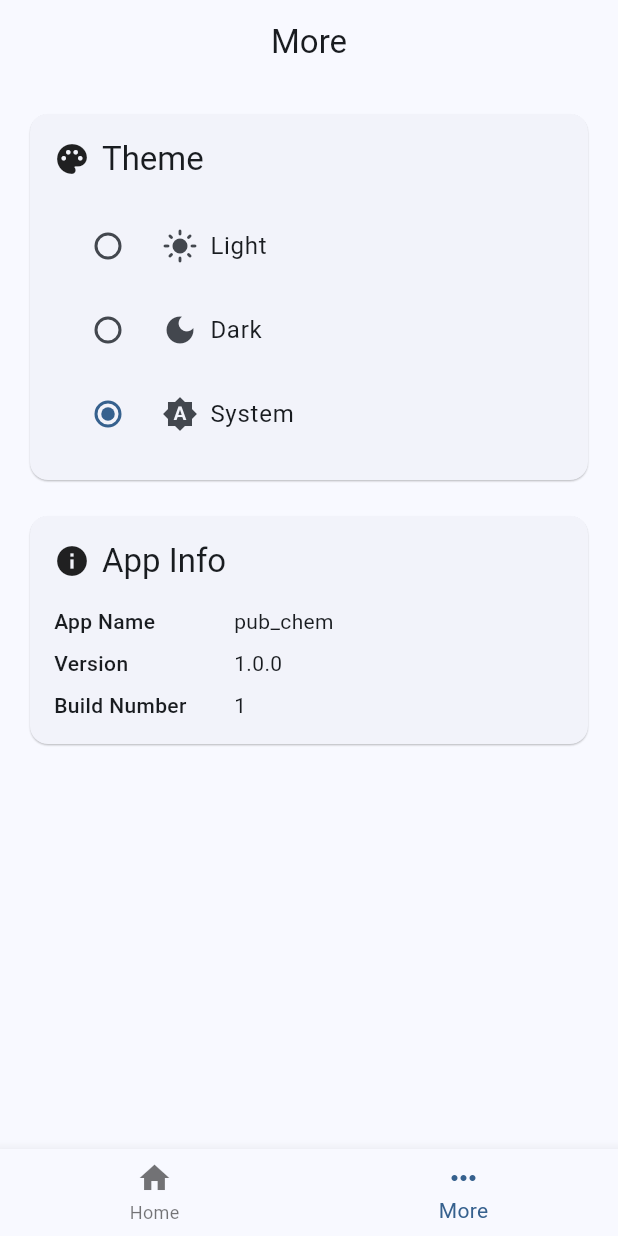
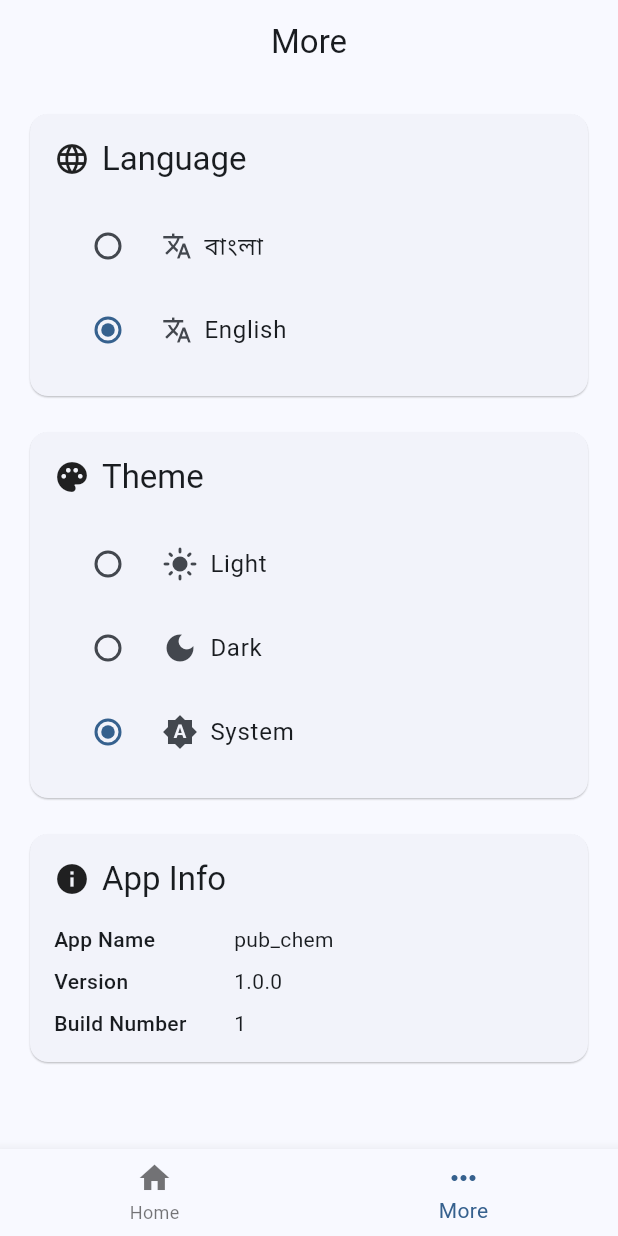
Before and after one commit to monirhelalee/pub_chem, a Flutter app: the screen it shows after launch, item 2 of the bottom bar chosen, on a phone screen of 412 x 824 dp. Run offline on Flutter 3.47's test engine with Material 3 defaults, Android fonts, the phone set to English and light mode, and no system bars; our stand-ins replace bloc, dio, flutter_bloc, freezed_annotation, get_it, go_router and 3 more; generated files the repository leaves out were written again.

Commit message:
Implement localization and language selection for English and Bengali.

```diff
--- a/lib/app/config/service_locator.dart
+++ b/lib/app/config/service_locator.dart
@@ -1,5 +1,6 @@
 import 'package:get_it/get_it.dart';
 import 'package:pub_chem/app/network_service/api_client.dart';
+import 'package:pub_chem/app/view/locale/cubit/locale_cubit.dart';
 import 'package:pub_chem/app/view/theme/cubit/theme_cubit.dart';
 import 'package:pub_chem/compound_details/data/repositories/implementations/compound_details_impl.dart';
 import 'package:pub_chem/compound_details/data/repositories/sources/compound_details_source.dart';
@@ -25,5 +26,6 @@ Future<void> setupServiceLocator() async {
     ..registerFactory(CompoundDetailsBloc.new)
     ..registerLazySingleton<ApiClient>(ApiClient.new)
     ..registerSingleton<NavbarIndexCubit>(NavbarIndexCubit())
-    ..registerSingleton<ThemeCubit>(ThemeCubit());
+    ..registerSingleton<ThemeCubit>(ThemeCubit())
+    ..registerSingleton<LocaleCubit>(LocaleCubit());
 }
--- a/lib/app/view/app.dart
+++ b/lib/app/view/app.dart
@@ -2,6 +2,7 @@ import 'package:flutter/material.dart';
 import 'package:flutter_bloc/flutter_bloc.dart';
 import 'package:pub_chem/app/config/service_locator.dart';
 import 'package:pub_chem/app/router/app_router.dart';
+import 'package:pub_chem/app/view/locale/cubit/locale_cubit.dart';
 import 'package:pub_chem/app/view/theme/app_theme.dart';
 import 'package:pub_chem/app/view/theme/cubit/theme_cubit.dart';
 import 'package:pub_chem/app/view/theme/models/app_theme_mode.dart';
@@ -12,18 +13,31 @@ class App extends StatelessWidget {
 
   @override
   Widget build(BuildContext context) {
-    return BlocProvider<ThemeCubit>(
+    return MultiBlocProvider(
+      providers: [
+        BlocProvider<ThemeCubit>(
           create: (_) => sl<ThemeCubit>(),
-      child: BlocBuilder<ThemeCubit, AppThemeMode>(
+        ),
+        BlocProvider<LocaleCubit>(
+          create: (_) => sl<LocaleCubit>(),
+        ),
+      ],
+      child: BlocBuilder<LocaleCubit, Locale>(
+        builder: (context, locale) {
+          return BlocBuilder<ThemeCubit, AppThemeMode>(
             builder: (context, themeMode) {
               final themeCubit = context.read<ThemeCubit>();
               return MaterialApp.router(
                 theme: AppTheme.lightTheme,
                 darkTheme: AppTheme.darkTheme,
                 themeMode: themeCubit.getThemeMode(),
+                locale: locale,
                 localizationsDelegates: AppLocalizations.localizationsDelegates,
                 supportedLocales: AppLocalizations.supportedLocales,
                 routerConfig: AppRouter.router,
+                debugShowCheckedModeBanner: false,
+              );
+            },
           );
         },
       ),
--- a/lib/more/view/more_screen.dart
+++ b/lib/more/view/more_screen.dart
@@ -1,5 +1,7 @@
 import 'package:flutter/material.dart';
+import 'package:pub_chem/l10n/l10n.dart';
 import 'package:pub_chem/more/view/widgets/app_info_widget.dart';
+import 'package:pub_chem/more/view/widgets/language_widget.dart';
 import 'package:pub_chem/more/view/widgets/theme_widget.dart';
 
 class MoreScreen extends StatelessWidget {
@@ -7,9 +9,10 @@ class MoreScreen extends StatelessWidget {
 
   @override
   Widget build(BuildContext context) {
+    final l10n = context.l10n;
     return Scaffold(
       appBar: AppBar(
-        title: const Text('More'),
+        title: Text(l10n.moreScreenTitle),
       ),
       body: _body(context),
     );
@@ -19,9 +22,11 @@ class MoreScreen extends StatelessWidget {
 Widget _body(BuildContext context) {
   return ListView(
     padding: const EdgeInsets.all(16),
-    children: [
-      const ThemeWidget(),
-      const SizedBox(height: 16),
+    children: const [
+      LanguageWidget(),
+      SizedBox(height: 16),
+      ThemeWidget(),
+      SizedBox(height: 16),
       AppInfoWidget(),
     ],
   );
--- a/lib/more/view/widgets/app_info_widget.dart
+++ b/lib/more/view/widgets/app_info_widget.dart
@@ -1,11 +1,13 @@
 import 'package:flutter/material.dart';
 import 'package:package_info_plus/package_info_plus.dart';
+import 'package:pub_chem/l10n/l10n.dart';
 
 class AppInfoWidget extends StatelessWidget {
   const AppInfoWidget({super.key});
 
   @override
   Widget build(BuildContext context) {
+    final l10n = context.l10n;
     return Card(
       elevation: .5,
       child: Padding(
@@ -18,7 +20,7 @@ class AppInfoWidget extends StatelessWidget {
                 const Icon(Icons.info),
                 const SizedBox(width: 8),
                 Text(
-                  'App Info',
+                  l10n.appInfoTitle,
                   style: Theme.of(context).textTheme.titleLarge,
                 ),
               ],
@@ -33,26 +35,26 @@ class AppInfoWidget extends StatelessWidget {
                     children: [
                       _buildInfoRow(
                         context: context,
-                        label: 'App Name',
+                        label: l10n.appNameLabel,
                         value: packageInfo.appName,
                       ),
                       const SizedBox(height: 8),
                       _buildInfoRow(
                         context: context,
-                        label: 'Version',
+                        label: l10n.versionLabel,
                         value: packageInfo.version,
                       ),
                       const SizedBox(height: 8),
                       _buildInfoRow(
                         context: context,
-                        label: 'Build Number',
+                        label: l10n.buildNumberLabel,
                         value: packageInfo.buildNumber,
                       ),
                     ],
                   );
                 } else if (snapshot.hasError) {
                   return Text(
-                    'Error loading app info: ${snapshot.error}',
+                    '${l10n.errorLoadingAppInfo} ${snapshot.error}',
                     style: Theme.of(context).textTheme.bodyMedium?.copyWith(
                       color: Theme.of(context).colorScheme.error,
                     ),
--- /dev/null
+++ b/lib/more/view/widgets/language_widget.dart
@@ -0,0 +1,74 @@
+import 'package:flutter/material.dart';
+import 'package:flutter_bloc/flutter_bloc.dart';
+import 'package:pub_chem/app/view/locale/cubit/locale_cubit.dart';
+import 'package:pub_chem/l10n/l10n.dart';
+
+class LanguageWidget extends StatelessWidget {
+  const LanguageWidget({super.key});
+
+  @override
+  Widget build(BuildContext context) {
+    final l10n = context.l10n;
+    return Card(
+      elevation: .5,
+      child: Padding(
+        padding: const EdgeInsets.all(16),
+        child: Column(
+          crossAxisAlignment: CrossAxisAlignment.start,
+          children: [
+            Row(
+              children: [
+                const Icon(Icons.language),
+                const SizedBox(width: 8),
+                Text(
+                  l10n.languageTitle,
+                  style: Theme.of(context).textTheme.titleLarge,
+                ),
+              ],
+            ),
+            const SizedBox(height: 16),
+            BlocBuilder<LocaleCubit, Locale>(
+              builder: (context, currentLocale) {
+                const supportedLocales = AppLocalizations.supportedLocales;
+                return Column(
+                  children: supportedLocales.map((locale) {
+                    String languageName;
+                    switch (locale.languageCode) {
+                      case 'en':
+                        languageName = l10n.languageEnglish;
+                        break;
+                      case 'bn':
+                        languageName = l10n.languageBengali;
+                        break;
+                      default:
+                        languageName = locale.languageCode.toUpperCase();
+                    }
+                    return RadioListTile<Locale>(
+                      title: Row(
+                        children: [
+                          const Icon(
+                            Icons.translate,
+                            size: 20,
+                          ),
+                          const SizedBox(width: 8),
+                          Text(languageName),
+                        ],
+                      ),
+                      value: locale,
+                      groupValue: currentLocale,
+                      onChanged: (value) async {
+                        if (value != null) {
+                          await context.read<LocaleCubit>().setLocale(value);
+                        }
+                      },
+                    );
+                  }).toList(),
+                );
+              },
+            ),
+          ],
+        ),
+      ),
+    );
+  }
+}
--- a/lib/more/view/widgets/theme_widget.dart
+++ b/lib/more/view/widgets/theme_widget.dart
@@ -2,12 +2,14 @@ import 'package:flutter/material.dart';
 import 'package:flutter_bloc/flutter_bloc.dart';
 import 'package:pub_chem/app/view/theme/cubit/theme_cubit.dart';
 import 'package:pub_chem/app/view/theme/models/app_theme_mode.dart';
+import 'package:pub_chem/l10n/l10n.dart';
 
 class ThemeWidget extends StatelessWidget {
   const ThemeWidget({super.key});
 
   @override
   Widget build(BuildContext context) {
+    final l10n = context.l10n;
     return Card(
       elevation: .5,
       child: Padding(
@@ -20,7 +22,7 @@ class ThemeWidget extends StatelessWidget {
                 const Icon(Icons.palette),
                 const SizedBox(width: 8),
                 Text(
-                  'Theme',
+                  l10n.themeTitle,
                   style: Theme.of(context).textTheme.titleLarge,
                 ),
               ],
@@ -30,6 +32,18 @@ class ThemeWidget extends StatelessWidget {
               builder: (context, currentTheme) {
                 return Column(
                   children: AppThemeMode.values.map((theme) {
+                    String themeLabel;
+                    switch (theme) {
+                      case AppThemeMode.light:
+                        themeLabel = l10n.themeLight;
+                        break;
+                      case AppThemeMode.dark:
+                        themeLabel = l10n.themeDark;
+                        break;
+                      case AppThemeMode.system:
+                        themeLabel = l10n.themeSystem;
+                        break;
+                    }
                     return RadioListTile<AppThemeMode>(
                       title: Row(
                         children: [
@@ -41,7 +55,7 @@ class ThemeWidget extends StatelessWidget {
                                 : Icons.brightness_auto,
                           ),
                           const SizedBox(width: 8),
-                          Text(theme.name),
+                          Text(themeLabel),
                         ],
                       ),
                       value: theme,
--- a/lib/navbar/view/navbar_view.dart
+++ b/lib/navbar/view/navbar_view.dart
@@ -2,6 +2,7 @@ import 'package:flutter/material.dart';
 import 'package:flutter_bloc/flutter_bloc.dart';
 import 'package:pub_chem/app/config/service_locator.dart';
 import 'package:pub_chem/home/view/home_screen.dart';
+import 'package:pub_chem/l10n/l10n.dart';
 import 'package:pub_chem/more/view/more_screen.dart';
 import 'package:pub_chem/navbar/cubit/navbar_index_cubit.dart';
 
@@ -15,6 +16,7 @@ class NavbarView extends StatefulWidget {
 class _NavbarViewState extends State<NavbarView> {
   @override
   Widget build(BuildContext context) {
+    final l10n = context.l10n;
     final pageList = [
       const HomeScreen(),
       const MoreScreen(),
@@ -35,14 +37,14 @@ class _NavbarViewState extends State<NavbarView> {
             onTap: (index) {
               sl<NavbarIndexCubit>().changeIndex(index);
             },
-            items: const [
+            items: [
               BottomNavigationBarItem(
-                icon: Icon(Icons.home),
-                label: 'Home',
+                icon: const Icon(Icons.home),
+                label: l10n.home,
               ),
               BottomNavigationBarItem(
-                icon: Icon(Icons.more_horiz_outlined),
-                label: 'More',
+                icon: const Icon(Icons.more_horiz_outlined),
+                label: l10n.moreScreenTitle,
               ),
             ],
           );
```
Also changed, not shown: lib/app/view/locale/cubit/locale_cubit.dart (added, +35 -0 lines), lib/home/view/home_screen.dart (+6 -4 lines), lib/l10n/arb/app_bn.arb (+17 -4 lines), lib/l10n/arb/app_en.arb (+16 -4 lines), lib/navbar/view/main_layout.dart (deleted, +0 -68 lines), 1 other file. Lines whose indentation alone changed are shown as unchanged.
